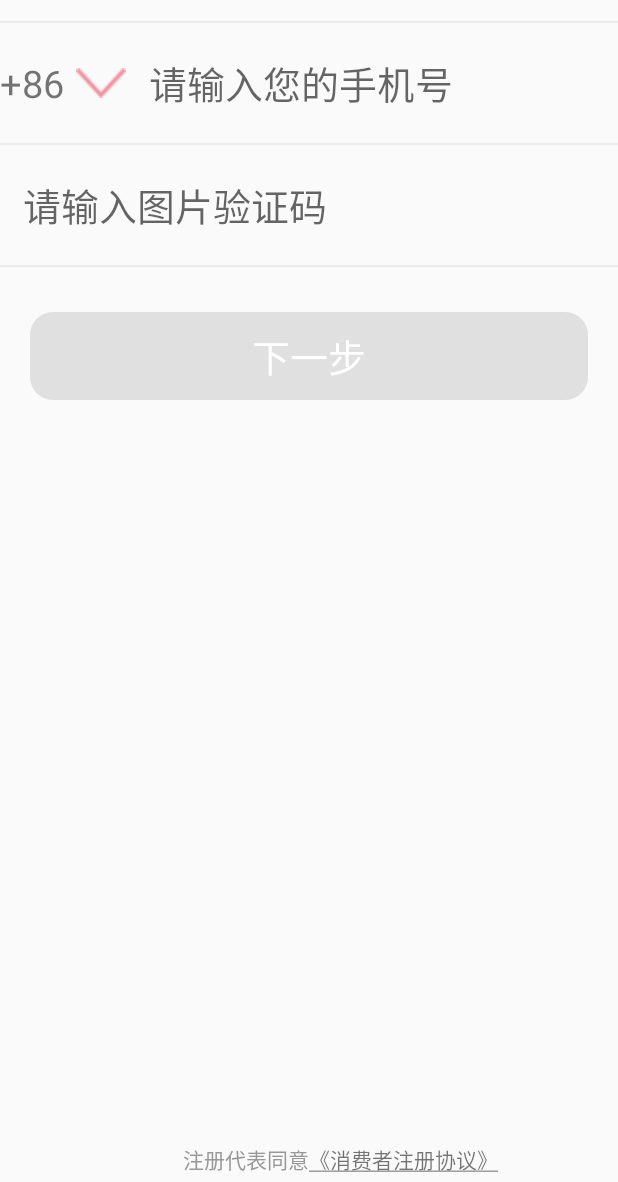
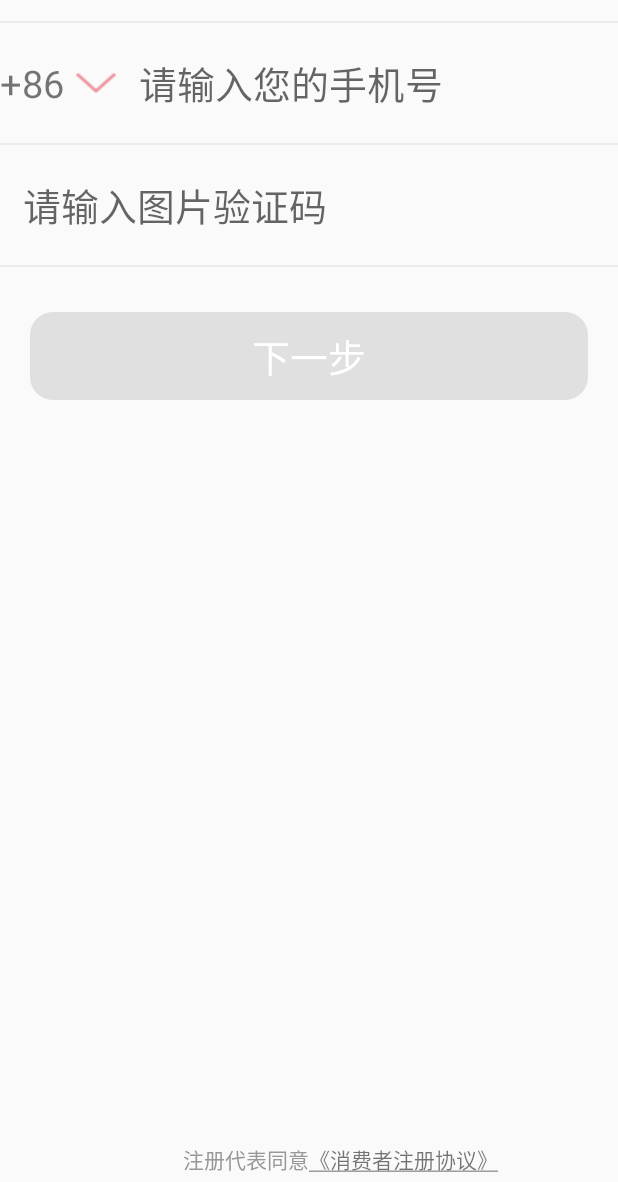
Before and after one commit to 13381152240/bwft1, an Android app: the RegisterActivity screen opened directly, with no data from a screen before it, on a phone screen of 412 x 824 dp, the part 54-1236 px from its top. Run offline under Robolectric (Android 15) with nearby library versions, the phone set to English and light mode, and no system bars.

```diff
--- a/app/src/main/AndroidManifest.xml
+++ b/app/src/main/AndroidManifest.xml
@@ -14,14 +14,14 @@
         android:roundIcon="@mipmap/ic_launcher_round"
         android:supportsRtl="true"
         android:theme="@style/AppTheme">
-        <activity android:name=".ui.ZhuActivity">
+        <activity android:name=".MainActivity">
             <intent-filter>
                 <action android:name="android.intent.action.MAIN" />
 
                 <category android:name="android.intent.category.LAUNCHER" />
             </intent-filter>
         </activity>
-        <activity android:name=".MainActivity" />
+        <activity android:name=".ui.ZhuActivity" />
         <activity
             android:name="com.tencent.tauth.AuthActivity"
             android:launchMode="singleTask"
--- a/app/src/main/java/com/example/administrator/bwft3/MainActivity.java
+++ b/app/src/main/java/com/example/administrator/bwft3/MainActivity.java
@@ -66,7 +66,6 @@ public class MainActivity extends AppCompatActivity implements TextWatcher {
     ImageView logWeixin;
     @BindView(R.id.logwb)
     ImageView logwb;
-
     @Override
     protected void onCreate(Bundle savedInstanceState) {
         super.onCreate(savedInstanceState);
@@ -77,7 +76,6 @@ public class MainActivity extends AppCompatActivity implements TextWatcher {
         login.setEnabled(false);
         mTencent = Tencent.createInstance(APP_ID, MainActivity.this.getApplicationContext());
         initview();
-
 
     }
 
--- a/app/src/main/java/com/example/administrator/bwft3/ui/register/RegisterActivity.java
+++ b/app/src/main/java/com/example/administrator/bwft3/ui/register/RegisterActivity.java
@@ -38,7 +38,7 @@ public class RegisterActivity extends AppCompatActivity implements View.OnClickL
 
     private void initSetLogic() {
         Drawable drawable = getResources().getDrawable(R.drawable.ic_bussness_address_down);
-        drawable.setBounds(0, 0, 50, 30);
+        drawable.setBounds(0, 0, 40, 20);
         tv_registerphonenumbercode.setCompoundDrawables(null, null, drawable, null);
         ed_numbercode.addTextChangedListener(editclick);
         ed_phonenumber.addTextChangedListener(editclick);
--- a/app/src/main/res/layout/activity_main.xml
+++ b/app/src/main/res/layout/activity_main.xml
@@ -70,6 +70,7 @@
             android:layout_height="wrap_content"
             android:paddingTop="10dp"
             >
+
             <TextView
                 android:layout_width="wrap_content"
                 android:layout_height="wrap_content"
@@ -83,7 +84,8 @@
                 android:layout_width="wrap_content"
                 android:background="@null"
                 android:layout_weight="1"
-                android:hint="请输入你的账号"
+                android:hint="请输入你的密码"
+                android:inputType="textPassword"
                 android:textSize="20sp"
                 android:layout_marginLeft="18dp"
                 android:layout_height="wrap_content"
--- a/app/src/main/res/layout/activity_register.xml
+++ b/app/src/main/res/layout/activity_register.xml
@@ -20,7 +20,7 @@
             android:drawableRight="@drawable/ic_bussness_address_down"
             android:gravity="center"
             android:text="+86"
-            android:textSize="25dp" />
+            android:textSize="25sp" />
 
         <EditText
             android:id="@+id/ed_phonenumber"
--- a/app/src/main/res/layout/activity_register_message_cod.xml
+++ b/app/src/main/res/layout/activity_register_message_cod.xml
@@ -1,11 +1,8 @@
 <?xml version="1.0" encoding="utf-8"?>
 <LinearLayout xmlns:android="http://schemas.android.com/apk/res/android"
-    xmlns:app="http://schemas.android.com/apk/res-auto"
-    xmlns:tools="http://schemas.android.com/tools"
     android:layout_width="match_parent"
     android:layout_height="match_parent"
-    android:orientation="vertical"
-    tools:context="com.example.administrator.bwfttest.RegisterMessageCodActivity">
+    android:orientation="vertical">
 
     <include layout="@layout/layout_title" />
 
```
Also changed, not shown: app/src/main/res/layout/activity_shoppingcar.xml (+3 -6 lines).
